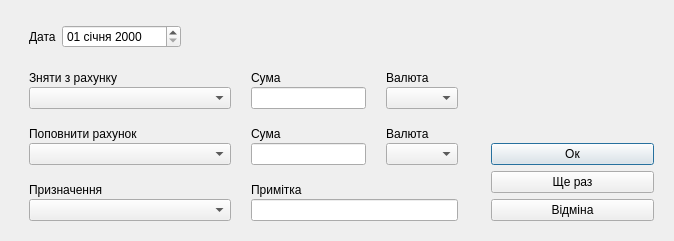
barmakuks/home-budget-git, file src/gui/forms/movement-dialog.ui: the form before one commit.
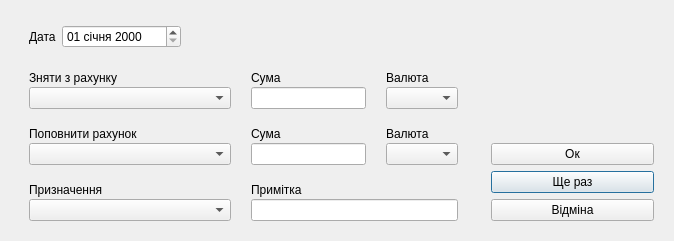
The form after the commit. Icons and pictures are not drawn.

Commit message: Improve movement dialog behaviour

```diff
--- a/src/gui/forms/movement-dialog.ui
+++ b/src/gui/forms/movement-dialog.ui
@@ -338,6 +338,9 @@
         <property name="text">
          <string>Ок</string>
         </property>
+        <property name="autoDefault">
+         <bool>false</bool>
+        </property>
        </widget>
       </item>
       <item>
@@ -345,6 +348,12 @@
         <property name="text">
          <string>Ще раз</string>
         </property>
+        <property name="autoDefault">
+         <bool>false</bool>
+        </property>
+        <property name="default">
+         <bool>true</bool>
+        </property>
        </widget>
       </item>
       <item>
```
Left out of the diff: 3 changed lines with no effect on the pictures. The commit also changes 7 other files.
